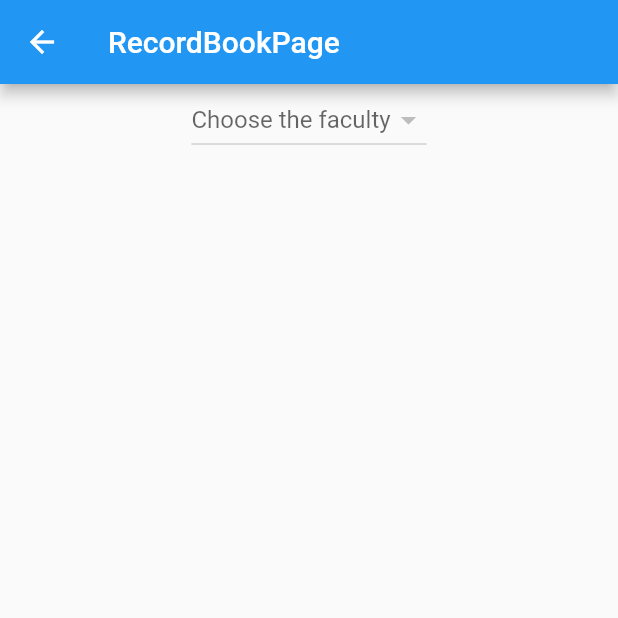
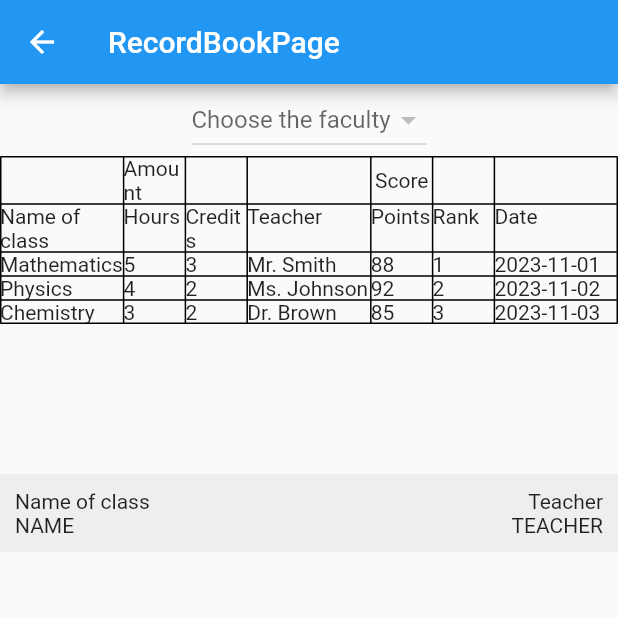
Before and after one commit to chern-kp/student_app_KPNU, a Flutter app: the RecordBookPage screen opened directly, on a phone screen of 412 x 824 dp, the top half of it. Run offline on Flutter 3.47's test engine with Material 2 defaults, Android fonts, the phone set to English and light mode, and no system bars; our stand-ins replace cloud_firestore, firebase_auth, firebase_core; accounts and stored records are empty.

Commit message:
recordbookpage design test

```diff
--- a/lib/pages/record_book_page.dart
+++ b/lib/pages/record_book_page.dart
@@ -1,3 +1,5 @@
+// ignore_for_file: prefer_const_literals_to_create_immutables, prefer_const_constructors
+
 import 'package:firebase_auth/firebase_auth.dart';
 import 'package:flutter/material.dart';
 
@@ -5,7 +7,7 @@ import '../class/database_service.dart';
 import '../components/my_dropdownmenu_semeter.dart';
 
 class RecordBookPage extends StatefulWidget {
-  const RecordBookPage({Key? key}) : super(key: key);
+  RecordBookPage({Key? key}) : super(key: key);
 
   @override
   State<RecordBookPage> createState() => _RecordBookPageState();
@@ -20,6 +22,37 @@ class _RecordBookPageState extends State<RecordBookPage> {
       DatabaseService.getSemesterList(user.email);
 
   final user = FirebaseAuth.instance.currentUser!;
+
+  List<Map<String, dynamic>> sampleData = [
+    {
+      'nameOfClass': 'Mathematics',
+      'hours': 5,
+      'credits': 3,
+      'teacher': 'Mr. Smith',
+      'points': 88,
+      'rank': 1,
+      'date': '2023-11-01'
+    },
+    {
+      'nameOfClass': 'Physics',
+      'hours': 4,
+      'credits': 2,
+      'teacher': 'Ms. Johnson',
+      'points': 92,
+      'rank': 2,
+      'date': '2023-11-02'
+    },
+    {
+      'nameOfClass': 'Chemistry',
+      'hours': 3,
+      'credits': 2,
+      'teacher': 'Dr. Brown',
+      'points': 85,
+      'rank': 3,
+      'date': '2023-11-03'
+    },
+    // Add more rows as needed
+  ];
 
   @override
   void initState() {
@@ -37,6 +70,99 @@ class _RecordBookPageState extends State<RecordBookPage> {
     });
   }
 
+  Widget _recordBookCell() {
+    return Container(
+        padding: EdgeInsets.all(10),
+        color: Colors.grey[200],
+        child: Column(
+          children: [
+            Row(
+              children: [
+                Container(
+                    child: Column(
+                  children: [Text('Name of class')],
+                )),
+                Spacer(),
+                Text(
+                  "Teacher",
+                  textAlign: TextAlign.end,
+                ),
+              ],
+            ),
+            Row(
+              children: [
+                Text('NAME'),
+                Spacer(),
+                Text(
+                  'TEACHER',
+                  textAlign: TextAlign.end,
+                )
+              ],
+            ),
+          ],
+        ));
+  }
+
+  Widget _recordBookTable() {
+    return Table(
+      border: TableBorder.all(),
+      columnWidths: {
+        0: FlexColumnWidth(2),
+        1: FlexColumnWidth(1),
+        2: FlexColumnWidth(1),
+        3: FlexColumnWidth(2),
+        4: FlexColumnWidth(1),
+        5: FlexColumnWidth(1),
+        6: FlexColumnWidth(2),
+      },
+      children: [
+        // First title row
+        TableRow(
+          children: [
+            SizedBox(),
+            TableCell(
+              verticalAlignment: TableCellVerticalAlignment.middle,
+              child: Center(child: Text('Amount')),
+            ),
+            SizedBox(),
+            SizedBox(),
+            TableCell(
+              verticalAlignment: TableCellVerticalAlignment.middle,
+              child: Center(child: Text('Score')),
+            ),
+            SizedBox(),
+            SizedBox(),
+          ],
+        ),
+        // Second title row
+        TableRow(
+          children: [
+            Text('Name of class'),
+            Text('Hours'),
+            Text('Credits'),
+            Text('Teacher'),
+            Text('Points'),
+            Text('Rank'),
+            Text('Date'),
+          ],
+        ),
+        ...sampleData.map((item) {
+          return TableRow(
+            children: [
+              Text(item['nameOfClass'].toString()),
+              Text(item['hours'].toString()),
+              Text(item['credits'].toString()),
+              Text(item['teacher'].toString()),
+              Text(item['points'].toString()),
+              Text(item['rank'].toString()),
+              Text(item['date'].toString()),
+            ],
+          );
+        }).toList(),
+      ],
+    );
+  }
+
   @override
   Widget build(BuildContext context) {
     return Scaffold(
@@ -48,7 +174,10 @@ class _RecordBookPageState extends State<RecordBookPage> {
         children: [
           Center(
               child: MyDropdownMenuSemester(
-                  onSelectedItemChanged: updateSelectedSemester))
+                  onSelectedItemChanged: updateSelectedSemester)),
+          _recordBookTable(),
+          SizedBox(height: 100),
+          _recordBookCell(),
         ],
       ),
     );
```
